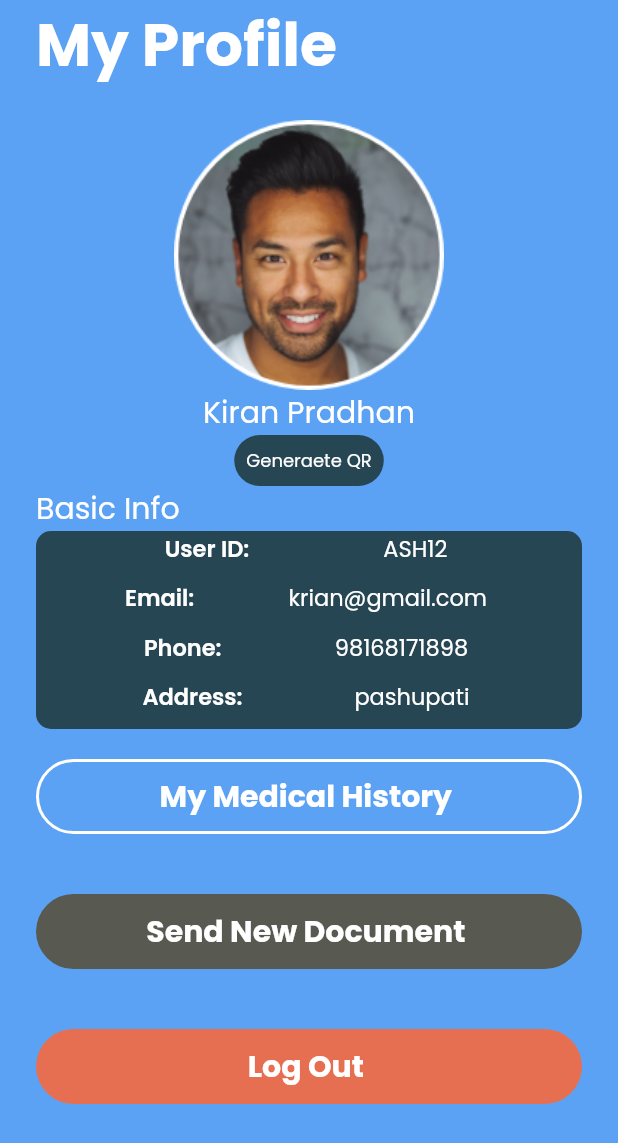
After one commit to SaujanBindukar/HealthBit, a Flutter app: the PatientProfile screen opened by its route, on a phone screen of 412 x 824 dp. The commit adds this screen. Shown: the top 1143 px of the screen. Run offline on Flutter 3.47's test engine with Material 2 defaults, Android fonts, the phone set to English and light mode, and no system bars; our stand-ins replace auto_route, flutter_screenutil, google_fonts.

Commit message:
patient profile page added

```diff
--- a/lib/core/routes/router.dart
+++ b/lib/core/routes/router.dart
@@ -2,6 +2,10 @@ import 'package:auto_route/auto_route_annotations.dart';
 import 'package:healthbit/features/Category/category.dart';
 import 'package:healthbit/features/GetStarted/getStarted.dart';
 import 'package:healthbit/features/Login/login.dart';
+
+import 'package:healthbit/features/Patient/Medical_History/medicalHistory.dart';
+
+import 'package:healthbit/features/Patient/Patient_Profile/patientProfile.dart';
 import 'package:healthbit/features/SignUp/signup.dart';
 
 @MaterialRouter(generateNavigationHelperExtension: true, routes: <AutoRoute>[
@@ -19,6 +23,12 @@ import 'package:healthbit/features/SignUp/signup.dart';
   ),
   MaterialRoute(
     page: SignUp,
-  )
+  ),
+  MaterialRoute(
+    page: PatientProfile,
+  ),
+  MaterialRoute(
+    page: MedicalHistory,
+  ),
 ])
 class $HealthBitRouter {}
--- a/lib/features/Login/login.dart
+++ b/lib/features/Login/login.dart
@@ -98,7 +98,9 @@ class _LoginState extends State<Login> {
                   ),
                   InkWell(
                     onTap: () {
-                      //go to category.dart page
+                      if (widget.patient) {
+                        ExtendedNavigator.root.push(Routes.patientProfile);
+                      }
                     },
                     child: Container(
                       height: 50,
--- /dev/null
+++ b/lib/features/Patient/Medical_History/medicalHistory.dart
@@ -0,0 +1,17 @@
+import 'package:flutter/material.dart';
+
+class MedicalHistory extends StatefulWidget {
+  MedicalHistory({Key key}) : super(key: key);
+
+  @override
+  _MedicalHistoryState createState() => _MedicalHistoryState();
+}
+
+class _MedicalHistoryState extends State<MedicalHistory> {
+  @override
+  Widget build(BuildContext context) {
+    return Scaffold(
+      backgroundColor: Color(0xff5BA2F4),
+    );
+  }
+}
--- /dev/null
+++ b/lib/features/Patient/Patient_Profile/patientProfile.dart
@@ -0,0 +1,267 @@
+import 'package:auto_route/auto_route.dart';
+import 'package:flutter/material.dart';
+import 'package:google_fonts/google_fonts.dart';
+import 'package:healthbit/core/routes/router.gr.dart';
+
+class PatientProfile extends StatefulWidget {
+  PatientProfile({Key key}) : super(key: key);
+
+  @override
+  _PatientProfileState createState() => _PatientProfileState();
+}
+
+class _PatientProfileState extends State<PatientProfile> {
+  @override
+  Widget build(BuildContext context) {
+    return Scaffold(
+      backgroundColor: Color(0xff5BA2F4),
+      body: SafeArea(
+        child: Padding(
+          padding: EdgeInsets.symmetric(horizontal: 24),
+          child: Column(
+            crossAxisAlignment: CrossAxisAlignment.start,
+            children: [
+              Text(
+                "My Profile",
+                style: GoogleFonts.poppins(
+                  fontSize: 40,
+                  color: Colors.white,
+                  fontWeight: FontWeight.bold,
+                ),
+              ),
+              SizedBox(
+                height: 20,
+              ),
+              Center(
+                child: Image.asset(
+                  "assets/profile.png",
+                  height: 180,
+                  width: 180,
+                ),
+              ),
+              Center(
+                child: Text(
+                  "Kiran Pradhan",
+                  style: GoogleFonts.poppins(
+                    fontSize: 20,
+                    color: Colors.white,
+                  ),
+                ),
+              ),
+              Center(
+                child: Container(
+                  decoration: BoxDecoration(
+                    borderRadius: BorderRadius.circular(50),
+                    color: Color(0xff264653),
+                  ),
+                  child: Padding(
+                    padding: EdgeInsets.all(8.0),
+                    child: Text(
+                      "Generaete QR",
+                      style: GoogleFonts.poppins(
+                        fontSize: 12,
+                        color: Colors.white,
+                      ),
+                    ),
+                  ),
+                ),
+              ),
+              Text(
+                "Basic Info",
+                style: GoogleFonts.poppins(
+                  fontSize: 20,
+                  color: Colors.white,
+                ),
+              ),
+              Container(
+                decoration: BoxDecoration(
+                  borderRadius: BorderRadius.circular(10),
+                  color: Color(0xff264653),
+                ),
+                child: Column(
+                  children: [
+                    Row(
+                      mainAxisAlignment: MainAxisAlignment.spaceEvenly,
+                      children: [
+                        Text(
+                          "User ID: ",
+                          style: GoogleFonts.poppins(
+                            fontSize: 15,
+                            color: Colors.white,
+                            fontWeight: FontWeight.w600,
+                          ),
+                        ),
+                        Text(
+                          "ASH12 ",
+                          style: GoogleFonts.poppins(
+                            fontSize: 15,
+                            color: Colors.white,
+                          ),
+                        ),
+                      ],
+                    ),
+                    SizedBox(
+                      height: 10,
+                    ),
+                    Row(
+                      mainAxisAlignment: MainAxisAlignment.spaceEvenly,
+                      children: [
+                        Text(
+                          "Email: ",
+                          style: GoogleFonts.poppins(
+                            fontSize: 15,
+                            color: Colors.white,
+                            fontWeight: FontWeight.w600,
+                          ),
+                        ),
+                        Text(
+                          "krian@gmail.com ",
+                          style: GoogleFonts.poppins(
+                            fontSize: 15,
+                            color: Colors.white,
+                          ),
+                        ),
+                      ],
+                    ),
+                    SizedBox(
+                      height: 10,
+                    ),
+                    Row(
+                      mainAxisAlignment: MainAxisAlignment.spaceEvenly,
+                      children: [
+                        Text(
+                          "Phone: ",
+                          style: GoogleFonts.poppins(
+                            fontSize: 15,
+                            color: Colors.white,
+                            fontWeight: FontWeight.w600,
+                          ),
+                        ),
+                        Text(
+                          "98168171898 ",
+                          style: GoogleFonts.poppins(
+                            fontSize: 15,
+                            color: Colors.white,
+                          ),
+                        ),
+                      ],
+                    ),
+                    SizedBox(
+                      height: 10,
+                    ),
+                    Row(
+                      mainAxisAlignment: MainAxisAlignment.spaceEvenly,
+                      children: [
+                        Text(
+                          "Address: ",
+                          style: GoogleFonts.poppins(
+                            fontSize: 15,
+                            color: Colors.white,
+                            fontWeight: FontWeight.w600,
+                          ),
+                        ),
+                        Text(
+                          "pashupati ",
+                          style: GoogleFonts.poppins(
+                            fontSize: 15,
+                            color: Colors.white,
+                          ),
+                        ),
+                      ],
+                    ),
+                    SizedBox(
+                      height: 10,
+                    ),
+                  ],
+                ),
+              ),
+              SizedBox(
+                height: 20,
+              ),
+              InkWell(
+                onTap: () {
+                  ExtendedNavigator.root.push(Routes.medicalHistory);
+                },
+                child: Container(
+                  height: 50,
+                  width: MediaQuery.of(context).size.width - 40,
+                  decoration: BoxDecoration(
+                    border: Border.all(
+                      width: 2,
+                      color: Colors.white,
+                    ),
+                    borderRadius: BorderRadius.circular(50),
+                  ),
+                  child: Center(
+                    child: Text(
+                      "My Medical History ",
+                      style: GoogleFonts.poppins(
+                        fontSize: 20,
+                        color: Colors.white,
+                        fontWeight: FontWeight.bold,
+                      ),
+                    ),
+                  ),
+                ),
+              ),
+              SizedBox(
+                height: 40,
+              ),
+              InkWell(
+                onTap: () {},
+                child: Container(
+                  height: 50,
+                  width: MediaQuery.of(context).size.width - 40,
+                  decoration: BoxDecoration(
+                    color: Color(0xff585950),
+                    borderRadius: BorderRadius.circular(50),
+                  ),
+                  child: Center(
+                    child: Text(
+                      "Send New Document ",
+                      style: GoogleFonts.poppins(
+                        fontSize: 20,
+                        color: Colors.white,
+                        fontWeight: FontWeight.bold,
+                      ),
+                    ),
+                  ),
+                ),
+              ),
+              SizedBox(
+                height: 40,
+              ),
+              InkWell(
+                onTap: () {
+                  ExtendedNavigator.root
+                      .pushAndRemoveUntil(Routes.GetStarted, (route) => false);
+                },
+                child: Container(
+                  height: 50,
+                  width: MediaQuery.of(context).size.width - 40,
+                  decoration: BoxDecoration(
+                    color: Color(0xffE76F51),
+                    borderRadius: BorderRadius.circular(50),
+                  ),
+                  child: Center(
+                    child: Text(
+                      "Log Out ",
+                      style: GoogleFonts.poppins(
+                        fontSize: 20,
+                        color: Colors.white,
+                        fontWeight: FontWeight.bold,
+                      ),
+                    ),
+                  ),
+                ),
+              ),
+              SizedBox(
+                height: 40,
+              ),
+            ],
+          ),
+        ),
+      ),
+    );
+  }
+}
--- a/pubspec.yaml
+++ b/pubspec.yaml
@@ -33,6 +33,7 @@ flutter:
   # To add assets to your application, add an assets section, like this:
   assets:
     - assets/getStart.png
+    - assets/profile.png
 
   # An image asset can refer to one or more resolution-specific "variants", see
   # https://flutter.dev/assets-and-images/#resolution-aware.
```
Also changed, not shown: assets/profile.png (added), lib/core/routes/router.gr.dart.
